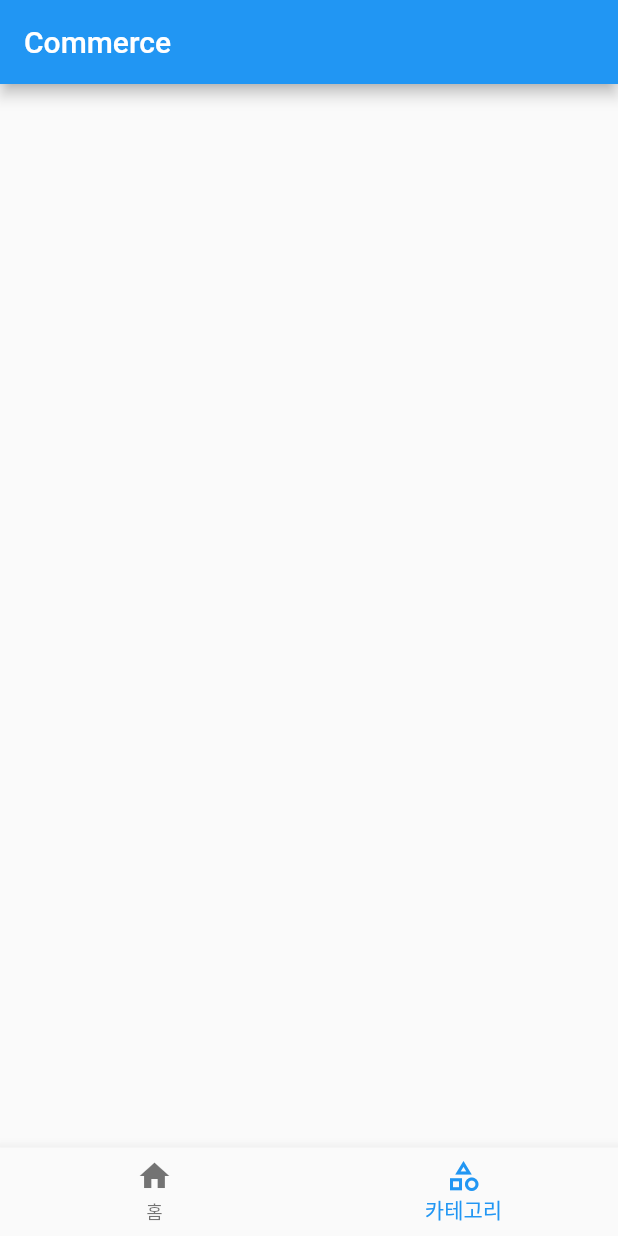
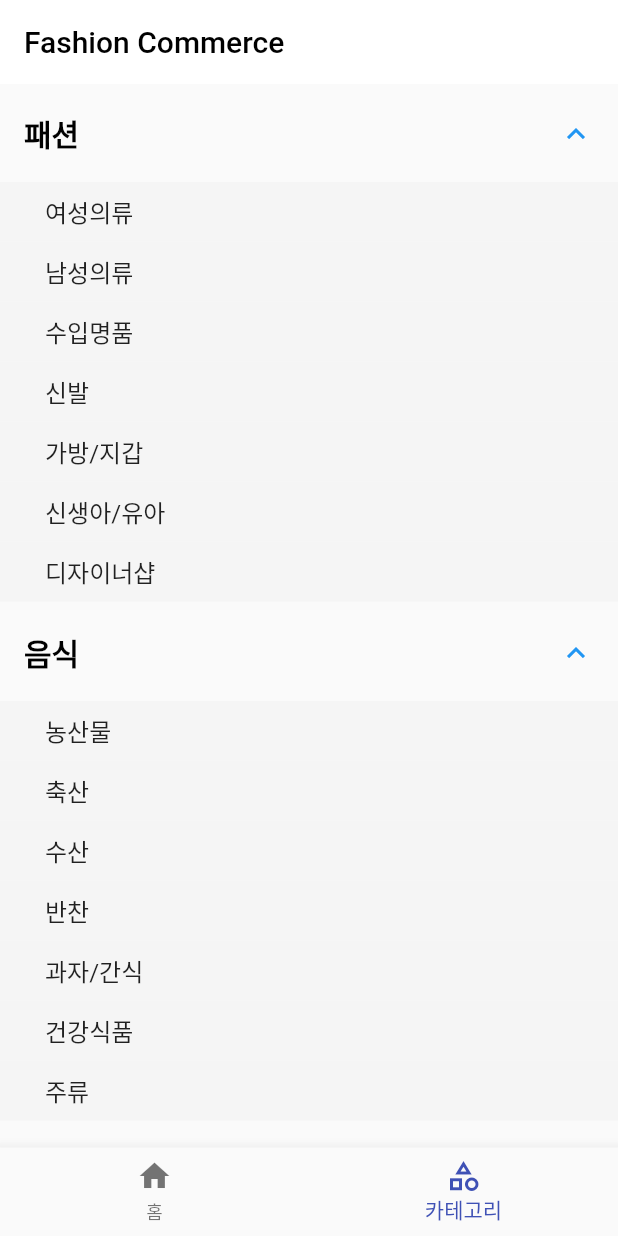
Before and after one commit to jinhan38/commerce_app, a Flutter app: the screen it shows after launch, item 2 of the bottom bar chosen, on a phone screen of 412 x 824 dp. Run offline on Flutter 3.47's test engine with Material 2 defaults, Android fonts, the phone set to English and light mode, and no system bars.

Commit message:
강의용 커머스 앱 초안 완성

```diff
--- a/lib/asset_path.dart
+++ b/lib/asset_path.dart
@@ -23,4 +23,6 @@ class AssetPath {
   static const productManSuit = "assets/product_man_suit.jpg";
   static const productShoes = "assets/product_shoes.jpg";
   static const productWomen = "assets/product_women.jpg";
+
+  static const event = "assets/event.jpg";
 }
--- a/lib/main.dart
+++ b/lib/main.dart
@@ -1,4 +1,3 @@
-import 'package:commerce_app/screen/home/home_screen.dart';
 import 'package:commerce_app/screen/main/main_screen.dart';
 import 'package:flutter/material.dart';
 
@@ -14,7 +13,6 @@ class MyApp extends StatelessWidget {
     return MaterialApp(
       title: 'Flutter Demo',
       theme: ThemeData(
-        // is not restarted.
         primarySwatch: Colors.blue,
       ),
       home: const MainScreen(),
--- a/lib/screen/category/category_screen.dart
+++ b/lib/screen/category/category_screen.dart
@@ -1,3 +1,5 @@
+import 'package:commerce_app/screen/category/category_view_model.dart';
+import 'package:commerce_app/screen/category/widget/category_widgets.dart';
 import 'package:flutter/material.dart';
 
 class CategoryScreen extends StatefulWidget {
@@ -8,10 +10,32 @@ class CategoryScreen extends StatefulWidget {
 }
 
 class _CategoryScreenState extends State<CategoryScreen> {
+  final _viewModel = CategoryViewModel();
+  final CategoryWidgets _widgets = CategoryWidgets();
+
   @override
   Widget build(BuildContext context) {
-    print('_CategoryScreenState.build');
-    return Container(
+    return SingleChildScrollView(
+      child: Column(
+        children: [
+          _widgets.expansionTile(
+            title: "패션",
+            categories: _viewModel.fashion,
+          ),
+          _widgets.expansionTile(
+            title: "음식",
+            categories: _viewModel.food,
+          ),
+          _widgets.expansionTile(
+            title: "가전",
+            categories: _viewModel.living,
+          ),
+          _widgets.expansionTile(
+            title: "뷰티",
+            categories: _viewModel.beauty,
+          ),
+        ],
+      ),
     );
   }
 }
--- /dev/null
+++ b/lib/screen/category/category_view_model.dart
@@ -0,0 +1,40 @@
+class CategoryViewModel {
+  List<String> fashion = [
+    "여성의류",
+    "남성의류",
+    "수입명품",
+    "신발",
+    "가방/지갑",
+    "신생아/유아",
+    "디자이너샵",
+  ];
+  List<String> food = [
+    "농산물",
+    "축산",
+    "수산",
+    "반찬",
+    "과자/간식",
+    "건강식품",
+    "주류",
+  ];
+
+  List<String> living = [
+    "주방가전",
+    "생활가전",
+    "영상/음향",
+    "공기청정",
+    "노트북/PC",
+    "카메라",
+    "휴대폰/태블릿",
+  ];
+
+  List<String> beauty = [
+    "명품화장품",
+    "스킨케어",
+    "선케어",
+    "클렌징",
+    "헤어케어",
+    "바디케어",
+    "미용/헤어기기",
+  ];
+}
--- /dev/null
+++ b/lib/screen/category/widget/category_widgets.dart
@@ -0,0 +1,35 @@
+import 'package:flutter/material.dart';
+
+class CategoryWidgets {
+  Widget expansionTile({
+    required String title,
+    required List<String> categories,
+  }) {
+    return Theme(
+      data: ThemeData().copyWith(dividerColor: Colors.transparent),
+      child: ExpansionTile(
+        textColor: Colors.black,
+        initiallyExpanded: true,
+        childrenPadding: EdgeInsets.zero,
+        tilePadding: const EdgeInsets.symmetric(horizontal: 16, vertical: 4),
+        expandedAlignment: Alignment.centerLeft,
+        title: Text(
+          title,
+          style: const TextStyle(fontSize: 20, fontWeight: FontWeight.bold),
+        ),
+        children: List.generate(categories.length, (index) {
+          return Container(
+            alignment: Alignment.centerLeft,
+            height: 40,
+            color: Colors.grey.shade100,
+            padding: const EdgeInsets.only(left: 30),
+            child: Text(
+              categories[index],
+              style: const TextStyle(fontSize: 16),
+            ),
+          );
+        }),
+      ),
+    );
+  }
+}
--- a/lib/screen/main/main_screen.dart
+++ b/lib/screen/main/main_screen.dart
@@ -21,8 +21,13 @@ class _MainScreenState extends State<MainScreen> {
   Widget build(BuildContext context) {
     return Scaffold(
       appBar: AppBar(
+        backgroundColor: Colors.white,
         automaticallyImplyLeading: false,
-        title: const Text("Commerce"),
+        title: const Text(
+          "Fashion Commerce",
+          style: TextStyle(color: Colors.black),
+        ),
+        elevation: 0,
       ),
       body: IndexedStack(
         index: _currentIndex,
--- a/lib/screen/main/widgets/main_widgets.dart
+++ b/lib/screen/main/widgets/main_widgets.dart
@@ -17,7 +17,7 @@ class MainWidgets {
         ),
       ],
       currentIndex: currentIndex,
-      selectedItemColor: Colors.blue,
+      selectedItemColor: Colors.indigo,
       onTap: (value) {
         onTap(value);
       },
```
Also changed, not shown: lib/screen/home/home_screen.dart (+30 -96 lines), lib/screen/home/home_view_model.dart (+87 -2 lines), lib/screen/home/widgets/home_widgets.dart (+48 -5 lines), assets/event.jpg (added).
